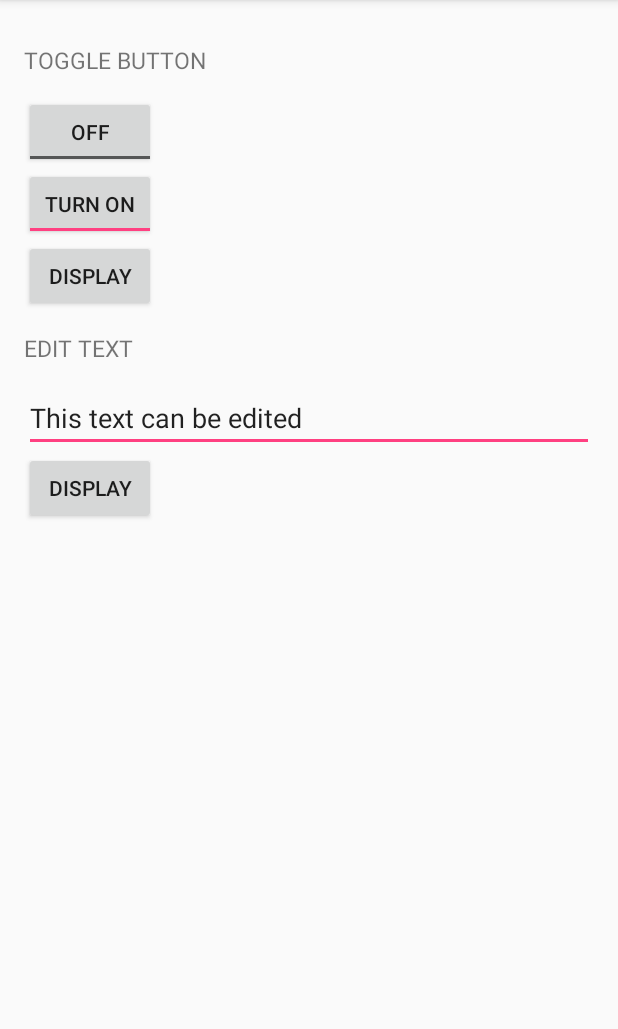
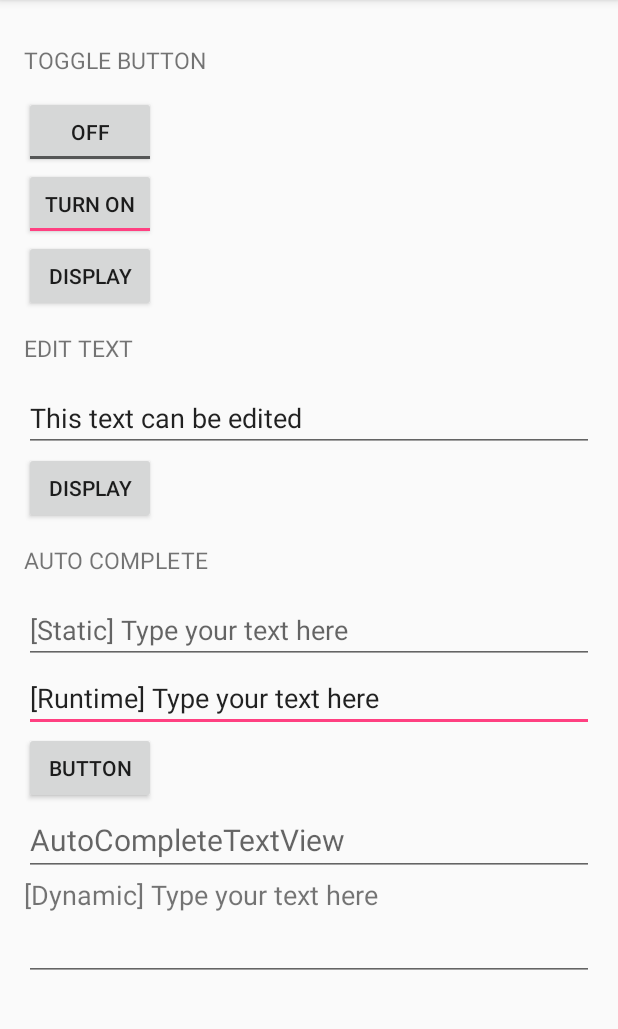
Before and after one commit to lukyth/anything, an Android app: the screen it shows after launch (MainActivity), on a phone screen of 412 x 824 dp, the part 84-1113 px from its top. Run offline under Robolectric (Android 15) with nearby library versions, the phone set to English and light mode, and no system bars.

Commit message:
Add various AutoCompleteTextView implementation
- Static: AutoCompleteTextView with fixed data to complete text from an array.
- Dynamic: Add AutoCompleteTextView dynamically into an app
- Runtime: Change data to complete text OTA

```diff
--- a/app/src/main/java/com/kanitkorn/android/anything/MainActivity.java
+++ b/app/src/main/java/com/kanitkorn/android/anything/MainActivity.java
@@ -1,18 +1,30 @@
 package com.kanitkorn.android.anything;
 
-import android.content.DialogInterface;
 import android.support.v7.app.AppCompatActivity;
 import android.os.Bundle;
 import android.view.View;
+import android.widget.ArrayAdapter;
+import android.widget.AutoCompleteTextView;
 import android.widget.Button;
 import android.widget.EditText;
+import android.widget.LinearLayout;
+import android.widget.LinearLayout.LayoutParams;
 import android.widget.Toast;
 import android.widget.ToggleButton;
+
+import java.util.ArrayList;
+import java.util.List;
 
 public class MainActivity extends AppCompatActivity {
 
     private ToggleButton toggleButton1, toggleButton2;
     private EditText editText;
+
+    List<String> listAutoCompleteRuntime;
+    AutoCompleteTextView autoCompleteTextViewRuntime;
+
+    String str[] = {"Arun", "Mathev", "Vishnu", "Vishal", "Arjun",
+            "Arul", "Balaji", "Babu", "Boopathy", "Godwin", "Nagaraj"};
 
     @Override
     protected void onCreate(Bundle savedInstanceState) {
@@ -20,7 +32,82 @@ public class MainActivity extends AppCompatActivity {
         setContentView(R.layout.activity_main);
 
         addListenerOnToggleButton();
+
         addListenerOnEditText();
+
+        initAutoCompleteStatic();
+        initAutoCompleteDynamic();
+        initAutoCompleteRuntime();
+
+    }
+
+    public void initAutoCompleteStatic() {
+        AutoCompleteTextView autoCompleteTextViewStatic = (AutoCompleteTextView)
+                findViewById(R.id.autoCompleteTextView1);
+
+        ArrayAdapter<String> arrayAdapter = new ArrayAdapter<>(this,
+                android.R.layout.simple_dropdown_item_1line, str);
+
+        autoCompleteTextViewStatic.setThreshold(1);
+        autoCompleteTextViewStatic.setAdapter(arrayAdapter);
+    }
+
+    public void initAutoCompleteDynamic() {
+
+        LinearLayout linearLayout = (LinearLayout) findViewById(R.id.linearLayout);
+
+        AutoCompleteTextView autoCompleteTextView = new AutoCompleteTextView(MainActivity.this);
+
+        LinearLayout.LayoutParams params = new LinearLayout.LayoutParams(LayoutParams.MATCH_PARENT, LayoutParams.WRAP_CONTENT);
+
+        autoCompleteTextView.setLayoutParams(params);
+
+        ArrayAdapter<String> arrayAdapter = new ArrayAdapter<>(this,
+                android.R.layout.simple_dropdown_item_1line, str);
+
+        autoCompleteTextView.setThreshold(1);
+        autoCompleteTextView.setAdapter(arrayAdapter);
+
+        linearLayout.addView(autoCompleteTextView);
+    }
+
+    public void initAutoCompleteRuntime() {
+
+        listAutoCompleteRuntime = new ArrayList<>();
+        listAutoCompleteRuntime.add("Item 1");
+        listAutoCompleteRuntime.add("Item 2");
+        listAutoCompleteRuntime.add("Item 3");
+
+        autoCompleteTextViewRuntime = (AutoCompleteTextView) findViewById(R.id.autoCompleteTextView2);
+        final EditText editText1 = (EditText) findViewById(R.id.editText1);
+        Button button1 = (Button) findViewById(R.id.button1);
+
+        add();
+
+        button1.setOnClickListener(new View.OnClickListener() {
+
+            @Override
+            public void onClick(View v) {
+
+                listAutoCompleteRuntime.add(editText1.getText().toString());
+                editText1.setText(null);
+
+                add();
+
+                Toast.makeText(getBaseContext(), "Item Added",
+                        Toast.LENGTH_SHORT).show();
+            }
+        });
+    }
+
+    private void add() {
+
+        ArrayAdapter<String> arrayAdapter = new ArrayAdapter<>(this,
+                android.R.layout.simple_dropdown_item_1line, listAutoCompleteRuntime);
+
+        arrayAdapter.setDropDownViewResource(android.R.layout.simple_dropdown_item_1line);
+        autoCompleteTextViewRuntime.setThreshold(1);
+        autoCompleteTextViewRuntime.setAdapter(arrayAdapter);
     }
 
     public void addListenerOnToggleButton() {
--- a/app/src/main/res/layout/activity_main.xml
+++ b/app/src/main/res/layout/activity_main.xml
@@ -1,14 +1,20 @@
 <?xml version="1.0" encoding="utf-8"?>
-<LinearLayout xmlns:android="http://schemas.android.com/apk/res/android"
+
+<ScrollView xmlns:android="http://schemas.android.com/apk/res/android"
     xmlns:tools="http://schemas.android.com/tools"
+    android:layout_width="match_parent"
+    android:layout_height="match_parent"
+    tools:context=".MainActivity">
+
+    <LinearLayout
+        android:id="@+id/linearLayout"
         android:layout_width="match_parent"
         android:layout_height="match_parent"
         android:orientation="vertical"
         android:paddingBottom="@dimen/activity_vertical_margin"
         android:paddingLeft="@dimen/activity_horizontal_margin"
         android:paddingRight="@dimen/activity_horizontal_margin"
-    android:paddingTop="@dimen/activity_vertical_margin"
-    tools:context=".MainActivity">
+        android:paddingTop="@dimen/activity_vertical_margin">
 
         <TextView
             style="@style/HeaderTextStyle"
@@ -52,4 +58,45 @@
             android:layout_height="wrap_content"
             android:text="@string/btn_display" />
 
+        <TextView
+            style="@style/HeaderTextStyle"
+            android:text="@string/auto_complete" />
+
+        <AutoCompleteTextView
+            android:id="@+id/autoCompleteTextView1"
+            android:layout_width="match_parent"
+            android:layout_height="wrap_content"
+            android:hint="@string/autocomplete_static_enter_text" />
+
+        <EditText
+            android:id="@+id/editText1"
+            android:layout_width="match_parent"
+            android:layout_height="wrap_content"
+            android:text="@string/autocomplete_runtime_enter_text"
+            android:inputType="textPersonName" >
+
+            <requestFocus />
+        </EditText>
+
+        <Button
+            android:id="@+id/button1"
+            android:layout_width="wrap_content"
+            android:layout_height="wrap_content"
+            android:text="Button" />
+
+        <AutoCompleteTextView
+            android:id="@+id/autoCompleteTextView2"
+            android:layout_width="match_parent"
+            android:layout_height="wrap_content"
+            android:hint="AutoCompleteTextView"
+            android:textSize="20dp" />
+
+        <TextView
+            android:id="@+id/textView1"
+            android:layout_width="match_parent"
+            android:layout_height="wrap_content"
+            android:text="@string/autocomplete_dynamic_enter_text"
+            android:textSize="18dp" />
+
     </LinearLayout>
+</ScrollView>
--- a/app/src/main/res/values/strings.xml
+++ b/app/src/main/res/values/strings.xml
@@ -9,4 +9,9 @@
     <string name="edit_text">Edit Text</string>
     <string name="enter_text">Type your text here</string>
     <string name="initial_text">This text can be edited</string>
+
+    <string name="auto_complete">Auto Complete</string>
+    <string name="autocomplete_static_enter_text">[Static] Type your text here</string>
+    <string name="autocomplete_dynamic_enter_text">[Dynamic] Type your text here</string>
+    <string name="autocomplete_runtime_enter_text">[Runtime] Type your text here</string>
 </resources>
```
Lines whose indentation alone changed are shown as unchanged.
